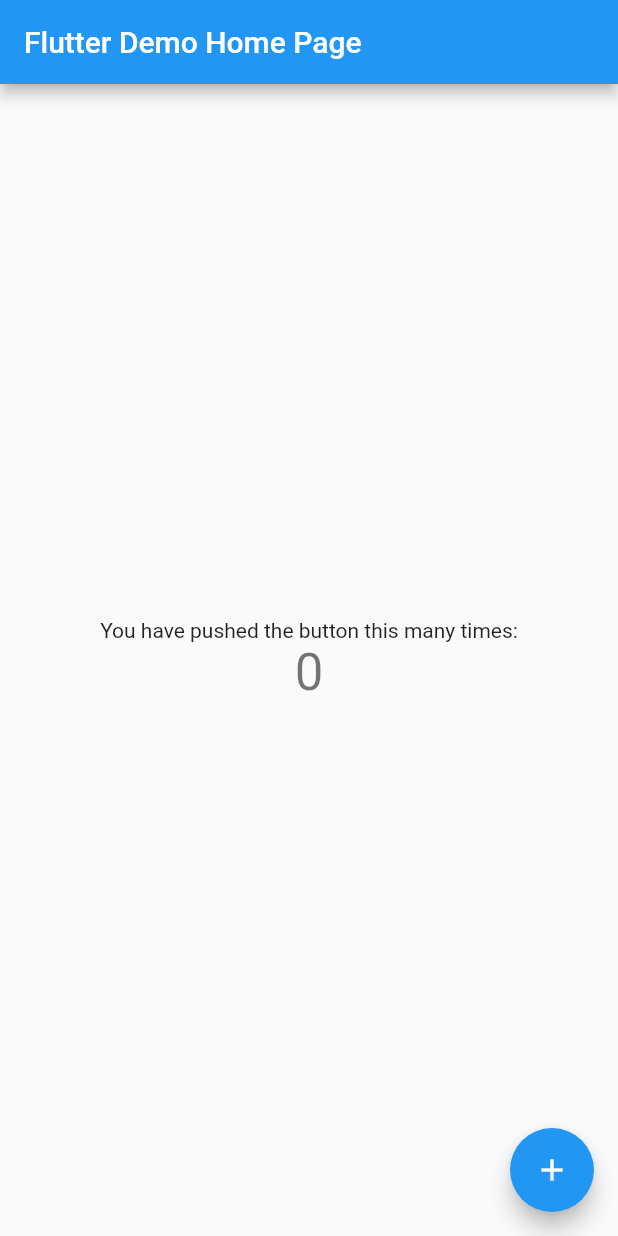
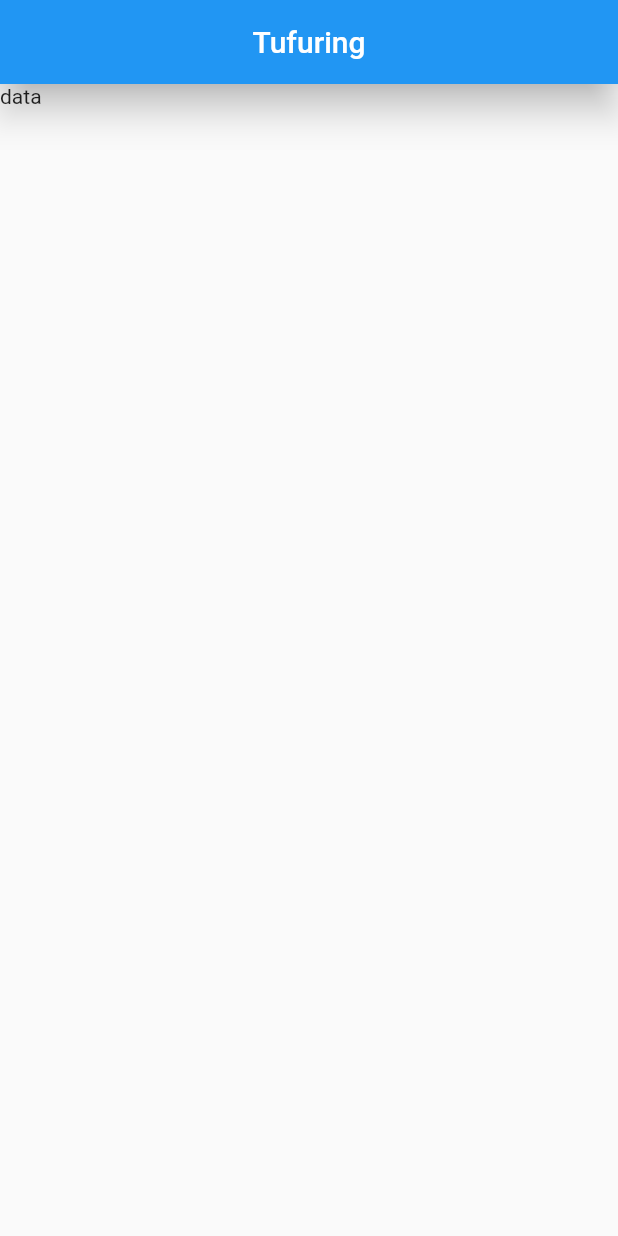
Before and after one commit to DJM960323/learnflutter, a Flutter app: the screen it shows after launch, on a phone screen of 412 x 824 dp. Run offline on Flutter 3.47's test engine with Material 2 defaults, Android fonts, the phone set to English and light mode, and no system bars.

Commit message:
第2章除了最后一节的demo

```diff
--- a/lib/main.dart
+++ b/lib/main.dart
@@ -1,115 +1,62 @@
 import 'package:flutter/material.dart';
+import 'package:learnflutter/widgets/demo_01.dart';
 
-void main() {
-  runApp(const MyApp());
+
+main() {
+  runApp(MyApp());
 }
 
 class MyApp extends StatelessWidget {
   const MyApp({Key? key}) : super(key: key);
 
-  // This widget is the root of your application.
   @override
   Widget build(BuildContext context) {
     return MaterialApp(
-      title: 'Flutter Demo',
-      theme: ThemeData(
-        // This is the theme of your application.
-        //
-        // Try running your application with "flutter run". You'll see the
-        // application has a blue toolbar. Then, without quitting the app, try
-        // changing the primarySwatch below to Colors.green and then invoke
-        // "hot reload" (press "r" in the console where you ran "flutter run",
-        // or simply save your changes to "hot reload" in a Flutter IDE).
-        // Notice that the counter didn't reset back to zero; the application
-        // is not restarted.
-        primarySwatch: Colors.blue,
-      ),
-      home: const MyHomePage(title: 'Flutter Demo Home Page'),
+      debugShowCheckedModeBanner: false,
+      home: HomePage(),
     );
   }
 }
 
-class MyHomePage extends StatefulWidget {
-  const MyHomePage({Key? key, required this.title}) : super(key: key);
-
-  // This widget is the home page of your application. It is stateful, meaning
-  // that it has a State object (defined below) that contains fields that affect
-  // how it looks.
-
-  // This class is the configuration for the state. It holds the values (in this
-  // case the title) provided by the parent (in this case the App widget) and
-  // used by the build method of the State. Fields in a Widget subclass are
-  // always marked "final".
-
-  final String title;
-
-  @override
-  State<MyHomePage> createState() => _MyHomePageState();
-}
-
-class _MyHomePageState extends State<MyHomePage> {
-  int _counter = 0;
-
-  void _incrementCounter() {
-    setState(() {
-      // This call to setState tells the Flutter framework that something has
-      // changed in this State, which causes it to rerun the build method below
-      // so that the display can reflect the updated values. If we changed
-      // _counter without calling setState(), then the build method would not be
-      // called again, and so nothing would appear to happen.
-      _counter++;
-    });
-  }
+class HomePage extends StatelessWidget {
+  const HomePage({Key? key}) : super(key: key);
 
   @override
   Widget build(BuildContext context) {
-    // This method is rerun every time setState is called, for instance as done
-    // by the _incrementCounter method above.
-    //
-    // The Flutter framework has been optimized to make rerunning build methods
-    // fast, so that you can just rebuild anything that needs updating rather
-    // than having to individually change instances of widgets.
     return Scaffold(
       appBar: AppBar(
-        // Here we take the value from the MyHomePage object that was created by
-        // the App.build method, and use it to set our appbar title.
-        title: Text(widget.title),
+        title: Text("Tufuring"),
+        elevation: 10.0,
+        centerTitle: true,
       ),
-      body: Center(
-        // Center is a layout widget. It takes a single child and positions it
-        // in the middle of the parent.
-        child: Column(
-          // Column is also a layout widget. It takes a list of children and
-          // arranges them vertically. By default, it sizes itself to fit its
-          // children horizontally, and tries to be as tall as its parent.
-          //
-          // Invoke "debug painting" (press "p" in the console, choose the
-          // "Toggle Debug Paint" action from the Flutter Inspector in Android
-          // Studio, or the "Toggle Debug Paint" command in Visual Studio Code)
-          // to see the wireframe for each widget.
-          //
-          // Column has various properties to control how it sizes itself and
-          // how it positions its children. Here we use mainAxisAlignment to
-          // center the children vertically; the main axis here is the vertical
-          // axis because Columns are vertical (the cross axis would be
-          // horizontal).
-          mainAxisAlignment: MainAxisAlignment.center,
-          children: <Widget>[
-            const Text(
-              'You have pushed the button this many times:',
-            ),
-            Text(
-              '$_counter',
-              style: Theme.of(context).textTheme.headline4,
-            ),
-          ],
-        ),
-      ),
-      floatingActionButton: FloatingActionButton(
-        onPressed: _incrementCounter,
-        tooltip: 'Increment',
-        child: const Icon(Icons.add),
-      ), // This trailing comma makes auto-formatting nicer for build methods.
+      body: ClicklDemo(),
     );
   }
 }
+
+class CountPage extends StatefulWidget {
+  const CountPage({Key? key}) : super(key: key);
+
+  @override
+  _CountPageState createState() => _CountPageState();
+}
+
+class _CountPageState extends State<CountPage> {
+  int count = 0;
+
+  @override
+  Widget build(BuildContext context) {
+    return Column(
+      children: [
+        Text("$count"),
+        RaisedButton(onPressed: () {
+          setState(() {
+            count++;
+          });
+        },
+        child: Text("点击"),
+        )
+      ],
+    );
+  }
+}
```
Also changed, not shown: lib/widgets/demo_01.dart (added, +155 -0 lines), pubspec.yaml (+3 -4 lines), images/image.jpeg (added), 2 other files.
